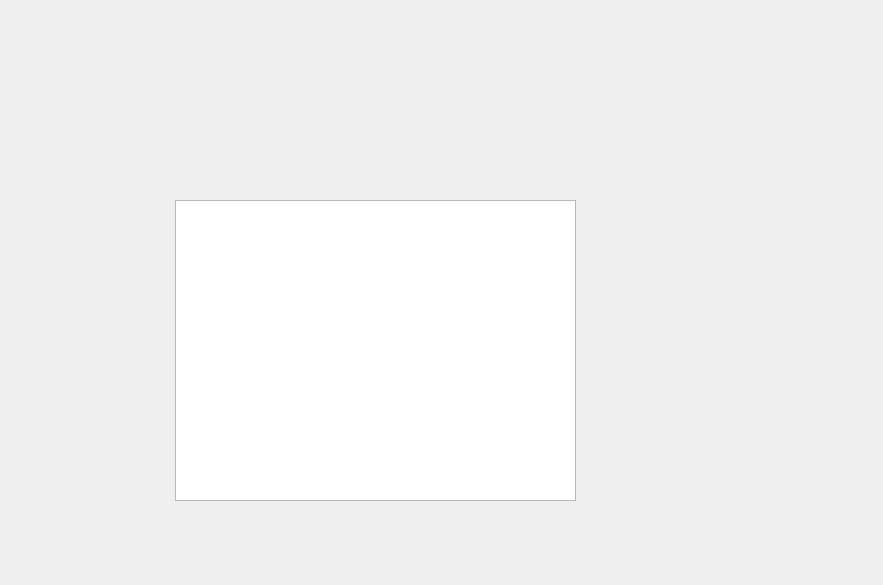
This is map.ui in micro0097/Sea-battle-project as Qt 5 draws it before an edit. The edited form follows.
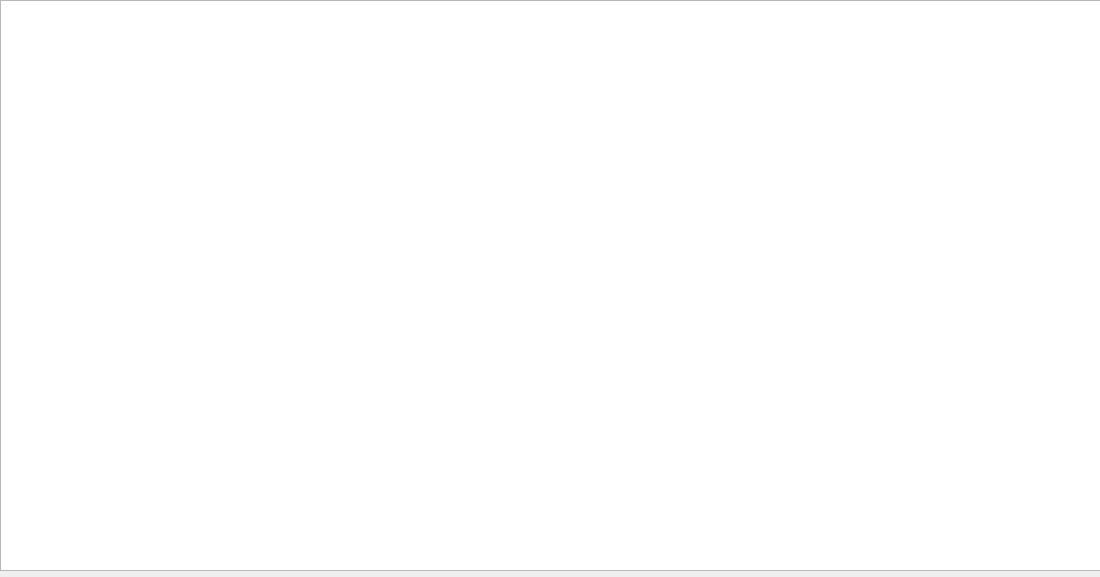
This is the edited form. Icons and pictures are not drawn.

What changed in the file:
```diff
--- a/map.ui
+++ b/map.ui
@@ -6,25 +6,38 @@
    <rect>
     <x>0</x>
     <y>0</y>
-    <width>883</width>
-    <height>585</height>
+    <width>1100</width>
+    <height>577</height>
    </rect>
   </property>
   <property name="windowTitle">
    <string>MainWindow</string>
   </property>
+  <property name="styleSheet">
+   <string notr="true">background-image: url(:/new/prefix2/image.png);</string>
+  </property>
   <widget class="QWidget" name="centralwidget">
    <widget class="QGraphicsView" name="graphicsView">
     <property name="geometry">
      <rect>
-      <x>175</x>
-      <y>200</y>
-      <width>401</width>
-      <height>301</height>
+      <x>0</x>
+      <y>0</y>
+      <width>1101</width>
+      <height>571</height>
      </rect>
     </property>
-    <property name="focusPolicy">
-     <enum>Qt::NoFocus</enum>
+    <property name="styleSheet">
+     <string notr="true"/>
+    </property>
+   </widget>
+   <widget class="QWidget" name="widget" native="true">
+    <property name="geometry">
+     <rect>
+      <x>600</x>
+      <y>300</y>
+      <width>120</width>
+      <height>80</height>
+     </rect>
     </property>
    </widget>
   </widget>
```
